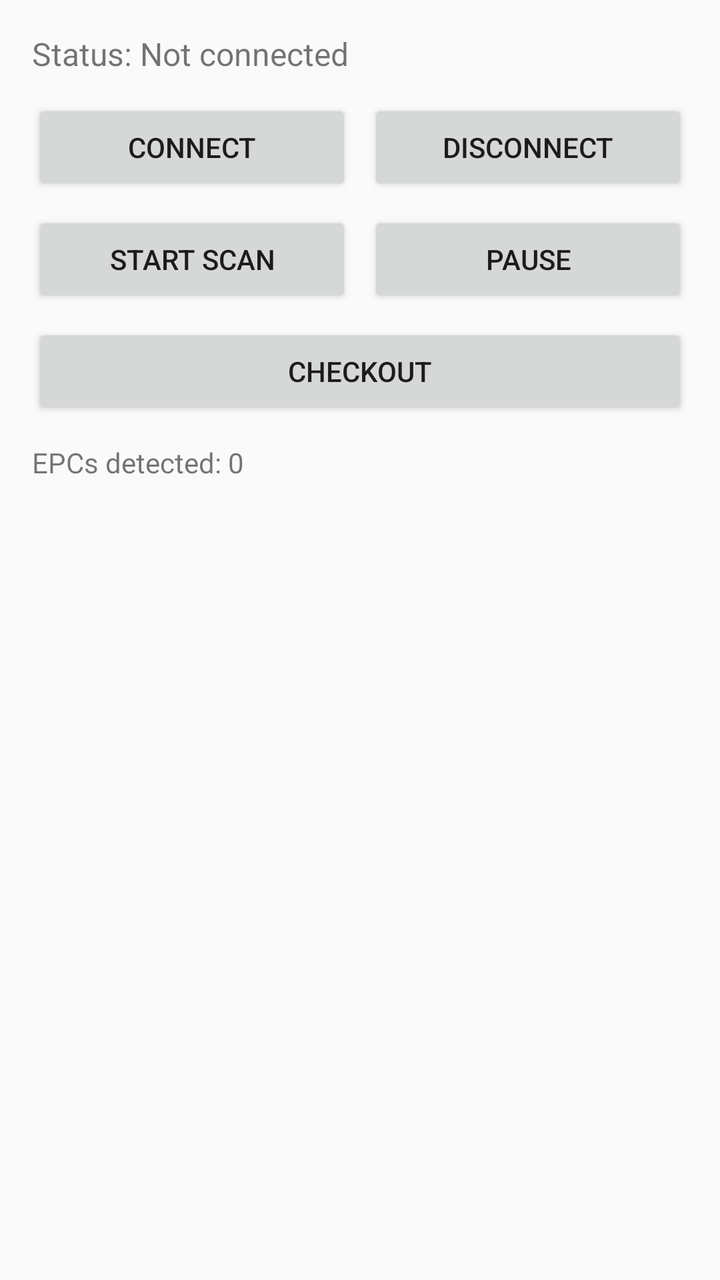
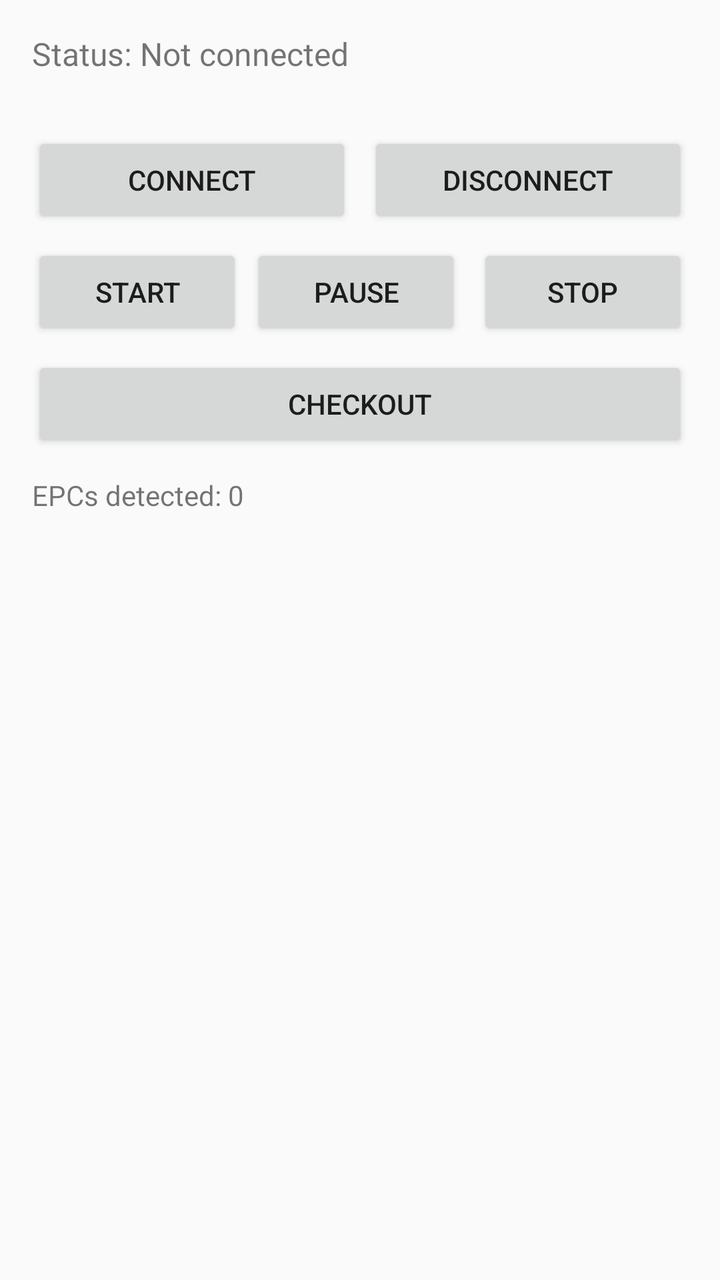

Before-and-after screenshots of an Android layout around one commit, followed by the original layout XML and the change that was made.
<!-- AndroidManifest.xml: application theme Theme.AppCompat.Light.DarkActionBar -->
<!-- res/layout/activity_main.xml -->
<?xml version="1.0" encoding="utf-8"?>
<LinearLayout xmlns:android="http://schemas.android.com/apk/res/android"
    android:layout_width="match_parent"
    android:layout_height="match_parent"
    android:orientation="vertical"
    android:padding="16dp">

    <TextView
        android:id="@+id/tvStatus"
        android:layout_width="match_parent"
        android:layout_height="wrap_content"
        android:text="Status: Not connected"
        android:textSize="16sp"
        android:paddingBottom="12dp" />

    <LinearLayout
        android:layout_width="match_parent"
        android:layout_height="wrap_content"
        android:orientation="horizontal">

        <Button
            android:id="@+id/btnConnect"
            android:layout_width="0dp"
            android:layout_height="wrap_content"
            android:layout_weight="1"
            android:text="Connect"
            android:layout_marginEnd="4dp" />

        <Button
            android:id="@+id/btnDisconnect"
            android:layout_width="0dp"
            android:layout_height="wrap_content"
            android:layout_weight="1"
            android:text="Disconnect"
            android:layout_marginStart="4dp" />
    </LinearLayout>

    <LinearLayout
        android:layout_width="match_parent"
        android:layout_height="wrap_content"
        android:orientation="horizontal"
        android:layout_marginTop="8dp">

        <Button
            android:id="@+id/btnStartScan"
            android:layout_width="0dp"
            android:layout_height="wrap_content"
            android:layout_weight="1"
            android:text="Start Scan"
            android:layout_marginEnd="4dp" />

        <Button
            android:id="@+id/btnPause"
            android:layout_width="0dp"
            android:layout_height="wrap_content"
            android:layout_weight="1"
            android:text="Pause"
            android:layout_marginStart="4dp" />
    </LinearLayout>

    <Button
        android:id="@+id/btnCheckout"
        android:layout_width="match_parent"
        android:layout_height="wrap_content"
        android:text="Checkout"
        android:layout_marginTop="8dp" />

    <TextView
        android:id="@+id/tvEpcCount"
        android:layout_width="match_parent"
        android:layout_height="wrap_content"
        android:text="EPCs detected: 0"
        android:textSize="14sp"
        android:paddingTop="12dp"
        android:paddingBottom="4dp" />

    <ScrollView
        android:layout_width="match_parent"
        android:layout_height="0dp"
        android:layout_weight="1">

        <TextView
            android:id="@+id/tvEpcList"
            android:layout_width="match_parent"
            android:layout_height="wrap_content"
            android:fontFamily="monospace"
            android:textSize="12sp" />
    </ScrollView>

</LinearLayout>
<!-- resources referenced by this layout -->
<resources>

</resources>

<!-- the commit's change to res/layout/activity_main.xml (unified diff, before → after) -->
@@ -11,7 +11,16 @@
         android:layout_height="wrap_content"
         android:text="Status: Not connected"
         android:textSize="16sp"
-        android:paddingBottom="12dp" />
+        android:paddingBottom="4dp" />
+
+    <TextView
+        android:id="@+id/tvDeviceInfo"
+        android:layout_width="match_parent"
+        android:layout_height="wrap_content"
+        android:text=""
+        android:textSize="12sp"
+        android:textColor="#666666"
+        android:paddingBottom="8dp" />
 
     <LinearLayout
         android:layout_width="match_parent"
@@ -46,7 +55,7 @@
             android:layout_width="0dp"
             android:layout_height="wrap_content"
             android:layout_weight="1"
-            android:text="Start Scan"
+            android:text="Start"
             android:layout_marginEnd="4dp" />
 
         <Button
@@ -55,6 +64,14 @@
             android:layout_height="wrap_content"
             android:layout_weight="1"
             android:text="Pause"
+            android:layout_marginEnd="4dp" />
+
+        <Button
+            android:id="@+id/btnStop"
+            android:layout_width="0dp"
+            android:layout_height="wrap_content"
+            android:layout_weight="1"
+            android:text="Stop"
             android:layout_marginStart="4dp" />
     </LinearLayout>
 
